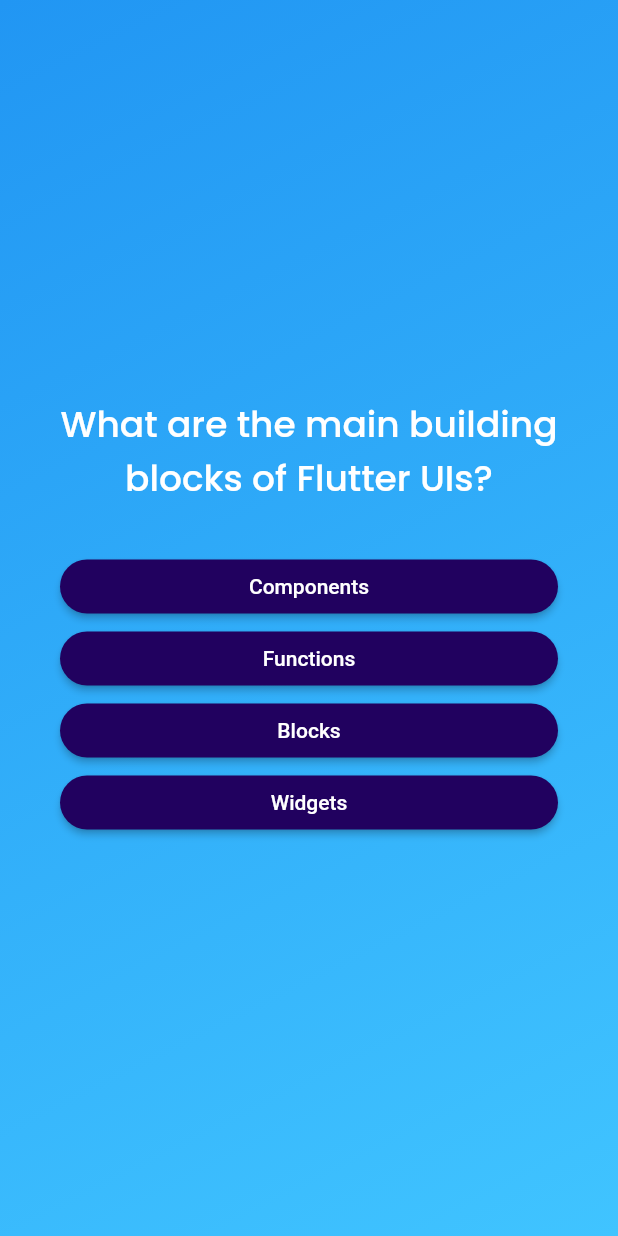
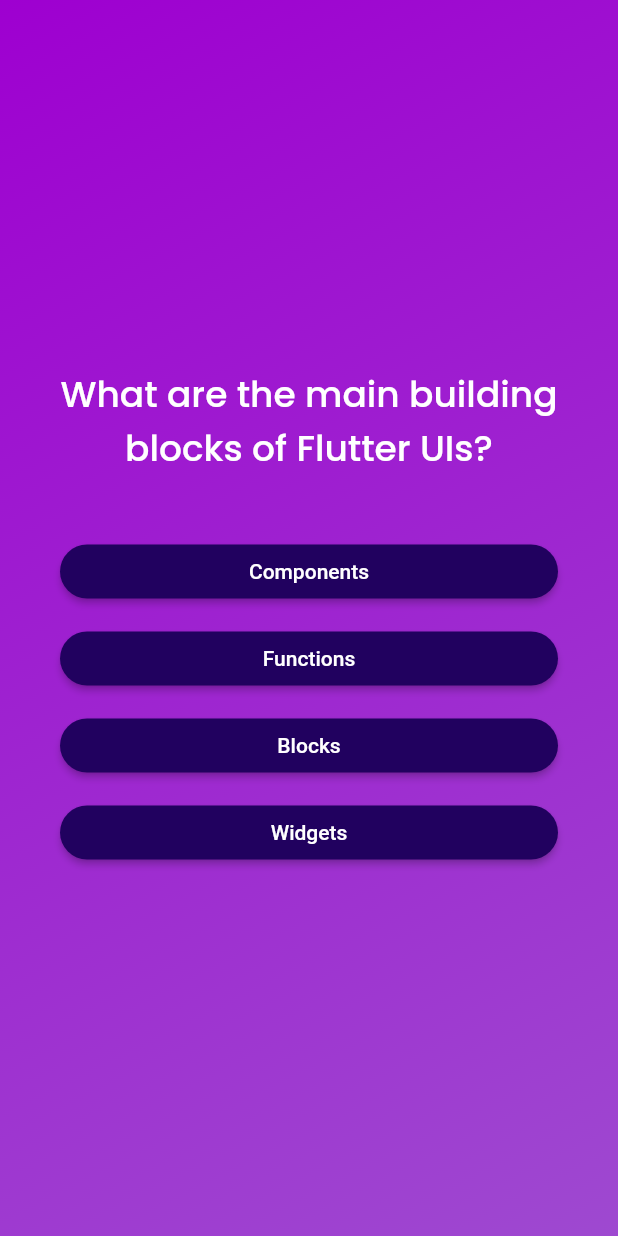
Before and after one commit to Gurjantrandahwa/quiz_flutter_app, a Flutter app: the screen it shows after launch, after a tap on "Start Quiz", on a phone screen of 412 x 824 dp. Run offline on Flutter 3.47's test engine with Material 2 defaults, Android fonts, the phone set to English and light mode, and no system bars; our stand-ins replace google_fonts.

Commit message:
Quiz app

```diff
--- a/lib/answer_button.dart
+++ b/lib/answer_button.dart
@@ -1,26 +1,33 @@
 import 'package:flutter/material.dart';
 
 class AnswerButton extends StatelessWidget {
-  const AnswerButton(
-      {super.key, required this.answerText, required this.onTap});
+  const AnswerButton({
+    super.key,
+    required this.answerText,
+    required this.onTap,
+  });
 
   final String answerText;
   final void Function() onTap;
 
   @override
   Widget build(BuildContext context) {
-    return ElevatedButton(
-      onPressed: onTap,
-      style: ElevatedButton.styleFrom(
+    return Container(
+      margin: const EdgeInsets.only(top: 10),
+      child: ElevatedButton(
+        onPressed: onTap,
+        style: ElevatedButton.styleFrom(
           backgroundColor: const Color.fromARGB(255, 33, 1, 95),
           foregroundColor: Colors.white,
           shape: RoundedRectangleBorder(
             borderRadius: BorderRadius.circular(30),
           ),
-          padding: const EdgeInsets.symmetric(vertical: 10, horizontal: 40)),
-      child: Text(
-        answerText,
-        textAlign: TextAlign.center,
+          padding: const EdgeInsets.symmetric(vertical: 10, horizontal: 40),
+        ),
+        child: Text(
+          answerText,
+          textAlign: TextAlign.center,
+        ),
       ),
     );
   }
--- a/lib/quiz.dart
+++ b/lib/quiz.dart
@@ -24,12 +24,18 @@ class _QuizState extends State<Quiz> {
 
   void chooseAnswer(String answer) {
     selectedAnswers.add(answer);
-
     if (selectedAnswers.length == questions.length) {
       setState(() {
         activeScreen = "results-screen";
       });
     }
+  }
+
+  void restartQuiz() {
+    setState(() {
+      selectedAnswers = [];
+      activeScreen = 'questions-screen';
+    });
   }
 
   @override
@@ -44,6 +50,7 @@ class _QuizState extends State<Quiz> {
     if (activeScreen == "results-screen") {
       screenWidget = ResultsScreen(
         chosenAnswers: selectedAnswers,
+        onRestart: restartQuiz,
       );
     }
     return MaterialApp(
@@ -51,7 +58,10 @@ class _QuizState extends State<Quiz> {
         body: Container(
           decoration: const BoxDecoration(
             gradient: LinearGradient(
-              colors: [Colors.blue, Colors.lightBlueAccent],
+              colors: [
+                Color.fromARGB(255, 158, 0, 208),
+                Color.fromARGB(255, 158, 73, 208),
+              ],
               begin: Alignment.topLeft,
               end: Alignment.bottomRight,
             ),
```
Also changed, not shown: lib/mainScreen.dart (+5 -5 lines), lib/question_summary/question_indentifier.dart (added, +37 -0 lines), lib/question_summary/questions_summary.dart (added, +24 -0 lines), lib/question_summary/summary_item.dart (added, +51 -0 lines), lib/questions_screen.dart (+8 -9 lines), lib/questions_summary.dart (deleted, +0 -30 lines), lib/results_screen.dart (+21 -8 lines).
